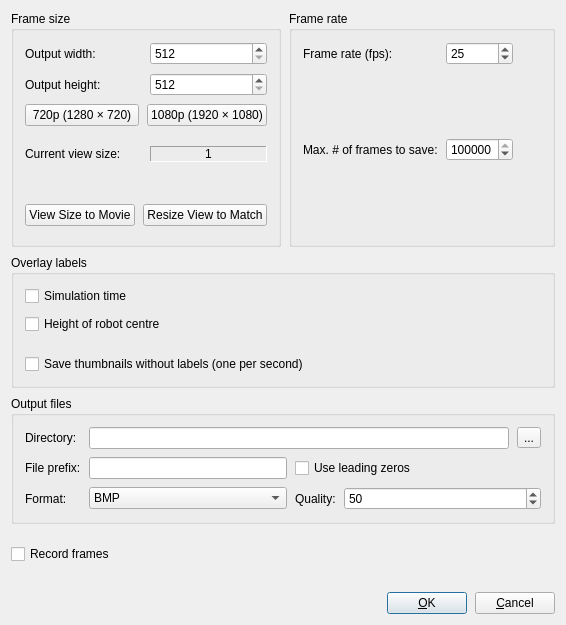
Before: the Qt Designer form sigel/ui/SIGEL_SlaveUI/SIG_MovieSettingsDialogBase.ui in jayMcBee/sigel-evolutionary-walking-robots, drawn with Qt 5.
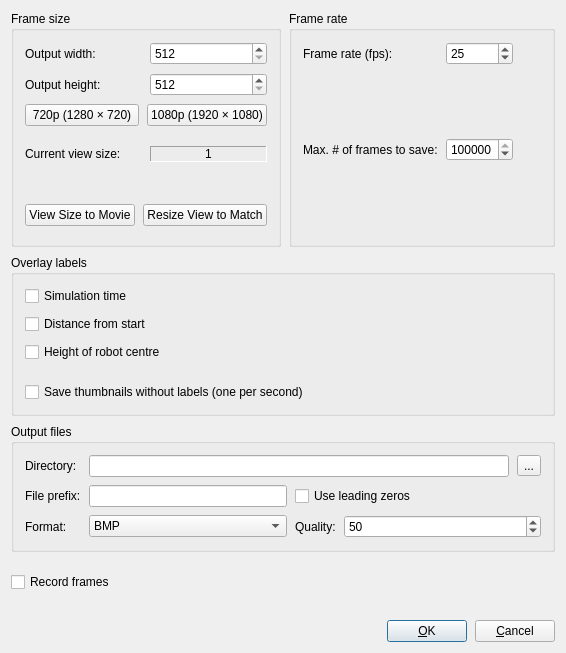
After: the same form once the commit is applied.

Commit message: Item 130: movie frames can show the robot centre's distance from its start as an overlay label

Patch:
```diff
--- a/sigel/ui/SIGEL_SlaveUI/SIG_MovieSettingsDialogBase.ui
+++ b/sigel/ui/SIGEL_SlaveUI/SIG_MovieSettingsDialogBase.ui
@@ -45,6 +45,16 @@
                     </property>
                   </widget>
                 </item>
+                <item>
+                  <widget class="QCheckBox" name="checkboxOverlayStartDistance">
+                    <property name="text">
+                      <string>Distance from start</string>
+                    </property>
+                    <property name="toolTip">
+                      <string>Writes the straight-line distance of the robot centre from its place at the start of the simulation into each saved frame. The view on screen does not change.</string>
+                    </property>
+                  </widget>
+                </item>
                 <item>
                   <widget class="QCheckBox" name="checkboxOverlayRobotHeight">
                     <property name="text">
```
The commit also changes 6 other files.
